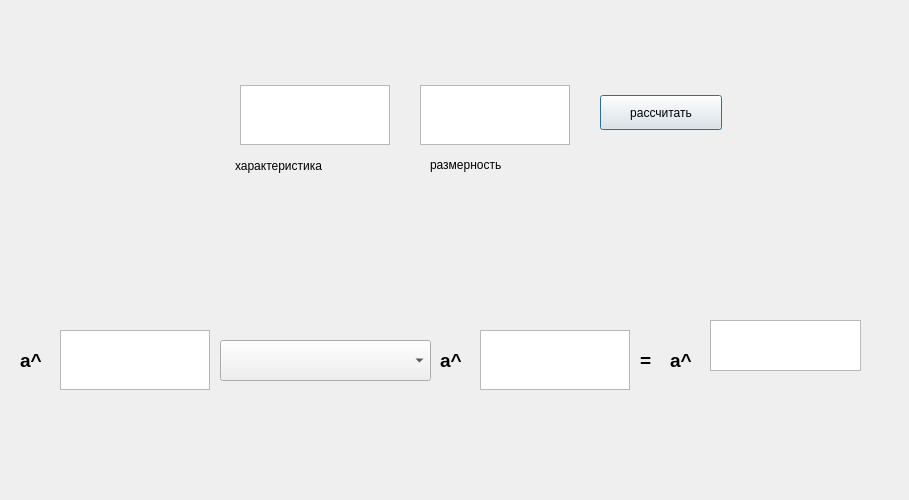
Before: the Qt Designer form actionExtended.ui in Smaug-DS/galois_field, drawn with Qt 5.
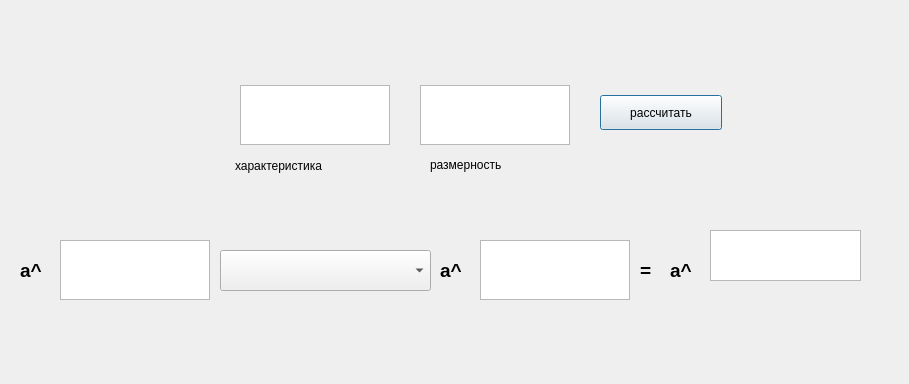
After: the same form once the commit is applied.

```diff
--- a/actionExtended.ui
+++ b/actionExtended.ui
@@ -7,7 +7,7 @@
     <x>0</x>
     <y>0</y>
     <width>909</width>
-    <height>500</height>
+    <height>384</height>
    </rect>
   </property>
   <property name="windowTitle">
@@ -37,7 +37,7 @@
    <property name="geometry">
     <rect>
      <x>60</x>
-     <y>330</y>
+     <y>240</y>
      <width>150</width>
      <height>60</height>
     </rect>
@@ -52,7 +52,7 @@
    <property name="geometry">
     <rect>
      <x>480</x>
-     <y>330</y>
+     <y>240</y>
      <width>150</width>
      <height>60</height>
     </rect>
@@ -80,7 +80,7 @@
    <property name="geometry">
     <rect>
      <x>220</x>
-     <y>340</y>
+     <y>250</y>
      <width>211</width>
      <height>41</height>
     </rect>
@@ -90,7 +90,7 @@
    <property name="geometry">
     <rect>
      <x>710</x>
-     <y>320</y>
+     <y>230</y>
      <width>151</width>
      <height>51</height>
     </rect>
@@ -132,7 +132,7 @@
    <property name="geometry">
     <rect>
      <x>440</x>
-     <y>350</y>
+     <y>260</y>
      <width>31</width>
      <height>21</height>
     </rect>
@@ -152,7 +152,7 @@
    <property name="geometry">
     <rect>
      <x>20</x>
-     <y>350</y>
+     <y>260</y>
      <width>31</width>
      <height>21</height>
     </rect>
@@ -172,7 +172,7 @@
    <property name="geometry">
     <rect>
      <x>640</x>
-     <y>350</y>
+     <y>260</y>
      <width>16</width>
      <height>21</height>
     </rect>
@@ -192,7 +192,7 @@
    <property name="geometry">
     <rect>
      <x>670</x>
-     <y>350</y>
+     <y>260</y>
      <width>31</width>
      <height>21</height>
     </rect>
```
